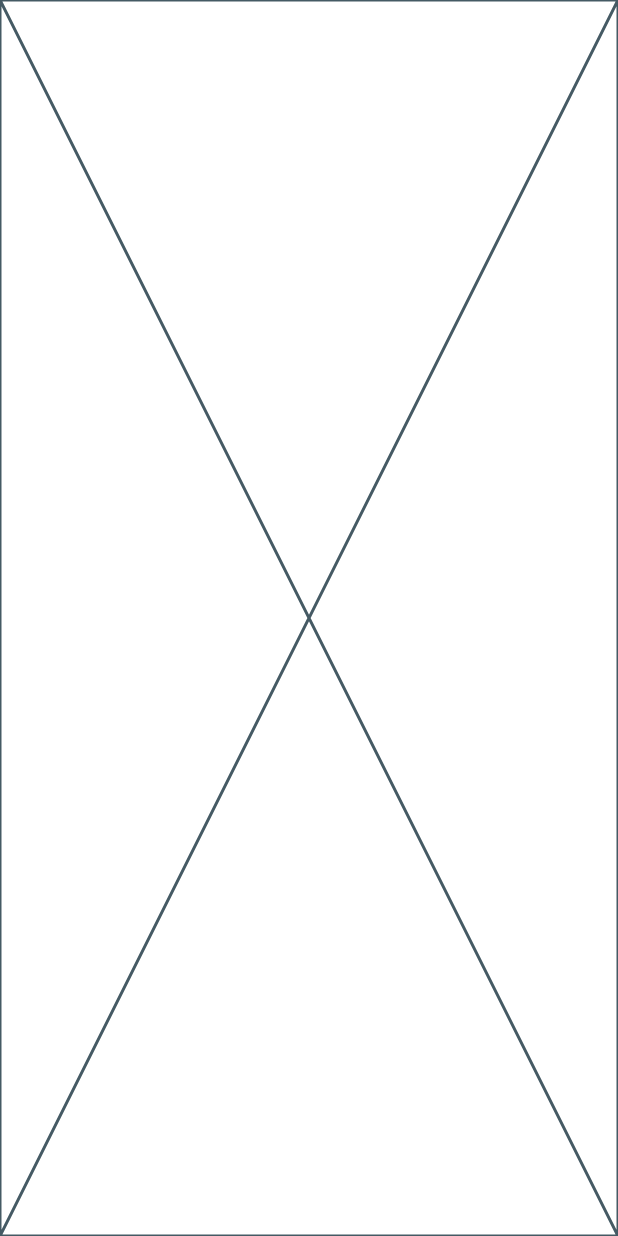
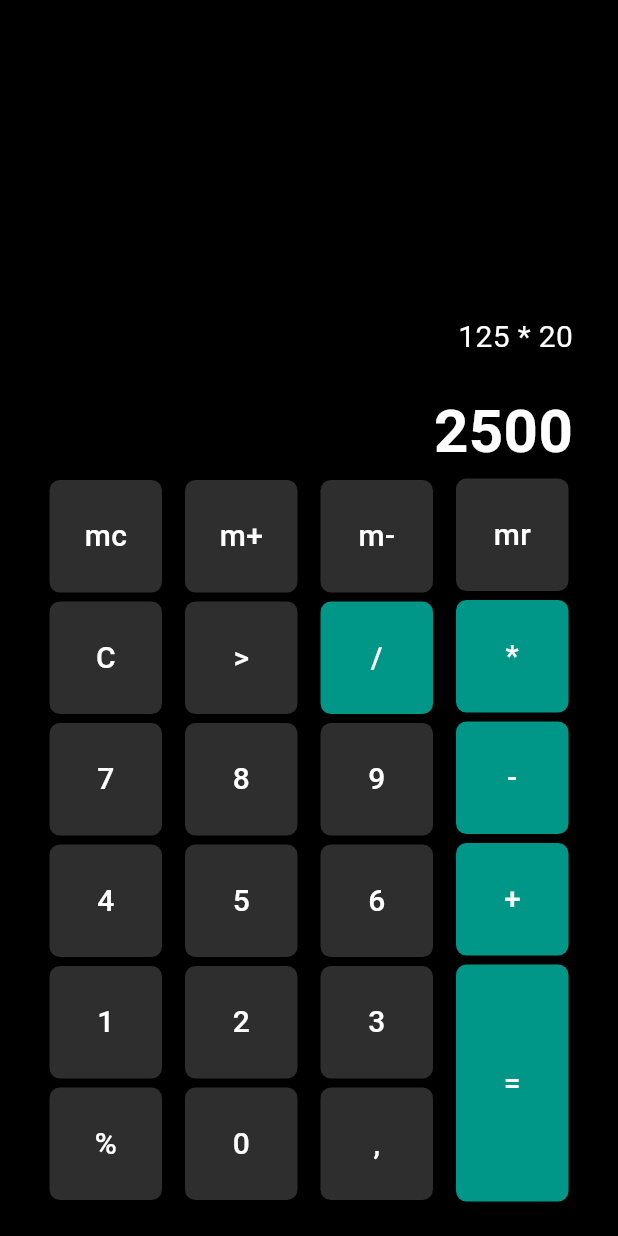
Before and after one commit to dulakshirb/flutter-ITGG, a Flutter app: the screen it shows after launch, on a phone screen of 412 x 824 dp. Run offline on Flutter 3.47's test engine with Material 3 defaults, Android fonts, the phone set to English and light mode, and no system bars; our stand-ins replace google_fonts.

Commit message:
UI updated

```diff
--- a/calculator_app/lib/home_page.dart
+++ b/calculator_app/lib/home_page.dart
@@ -8,8 +8,120 @@ class HomePage extends StatefulWidget {
 }
 
 class _HomePageState extends State<HomePage> {
+  String displayValue = '';
+
   @override
   Widget build(BuildContext context) {
-    return const Placeholder();
+    return Scaffold(
+      backgroundColor: Colors.black,
+      body: Padding(
+        padding: const EdgeInsets.symmetric(vertical: 20, horizontal: 30),
+        child: Column(
+          mainAxisAlignment: MainAxisAlignment.end,
+          crossAxisAlignment: CrossAxisAlignment.end,
+          children: [
+            const Text(
+              '125 * 20',
+              style: TextStyle(
+                color: Colors.white,
+                fontSize: 20,
+              ),
+            ),
+            const SizedBox(
+              height: 20,
+            ),
+            const Text(
+              '2500',
+              style: TextStyle(
+                color: Colors.white,
+                fontSize: 40,
+                fontWeight: FontWeight.bold,
+              ),
+            ),
+            Row(
+              mainAxisAlignment: MainAxisAlignment.spaceBetween,
+              children: [
+                Column(
+                  children: [
+                    calculatorButton(buttonName: 'mc'),
+                    calculatorButton(buttonName: 'C'),
+                    calculatorButton(buttonName: '7'),
+                    calculatorButton(buttonName: '4'),
+                    calculatorButton(buttonName: '1'),
+                    calculatorButton(buttonName: '%'),
+                  ],
+                ),
+                Column(
+                  children: [
+                    calculatorButton(buttonName: 'm+'),
+                    calculatorButton(buttonName: '>'),
+                    calculatorButton(buttonName: '8'),
+                    calculatorButton(buttonName: '5'),
+                    calculatorButton(buttonName: '2'),
+                    calculatorButton(buttonName: '0'),
+                  ],
+                ),
+                Column(
+                  children: [
+                    calculatorButton(buttonName: 'm-'),
+                    calculatorButton(buttonName: '/', isOperatorButton: true),
+                    calculatorButton(buttonName: '9'),
+                    calculatorButton(buttonName: '6'),
+                    calculatorButton(buttonName: '3'),
+                    calculatorButton(buttonName: ','),
+                  ],
+                ),
+                Column(
+                  children: [
+                    calculatorButton(buttonName: 'mr'),
+                    calculatorButton(buttonName: '*', isOperatorButton: true),
+                    calculatorButton(buttonName: '-', isOperatorButton: true),
+                    calculatorButton(buttonName: '+', isOperatorButton: true),
+                    calculatorButton(
+                        buttonName: '=',
+                        isEqualButton: true,
+                        isOperatorButton: true),
+                  ],
+                ),
+              ],
+            ),
+          ],
+        ),
+      ),
+    );
+  }
+
+  Padding calculatorButton(
+      {required String buttonName,
+      bool isEqualButton = false,
+      bool isOperatorButton = false}) {
+    return Padding(
+      padding: const EdgeInsets.all(3.0),
+      child: InkWell(
+        onTap: () {
+          print(buttonName);
+        },
+        child: Container(
+          width: 75,
+          height: isEqualButton ? 158 : 75,
+          decoration: BoxDecoration(
+            color: isOperatorButton
+                ? Colors.teal
+                : const Color.fromARGB(255, 46, 46, 46),
+            borderRadius: BorderRadius.circular(7),
+          ),
+          child: Center(
+            child: Text(
+              buttonName,
+              style: const TextStyle(
+                fontSize: 20,
+                color: Colors.white,
+                fontWeight: FontWeight.w500,
+              ),
+            ),
+          ),
+        ),
+      ),
+    );
   }
 }
--- a/calculator_app/lib/main.dart
+++ b/calculator_app/lib/main.dart
@@ -10,13 +10,8 @@ class MyApp extends StatelessWidget {
 
   @override
   Widget build(BuildContext context) {
-    return MaterialApp(
-      title: 'Flutter Demo',
-      theme: ThemeData(
-        colorScheme: ColorScheme.fromSeed(seedColor: Colors.deepPurple),
-        useMaterial3: true,
-      ),
-      home: const HomePage(),
+    return const MaterialApp(
+      home: HomePage(),
     );
   }
 }
```
